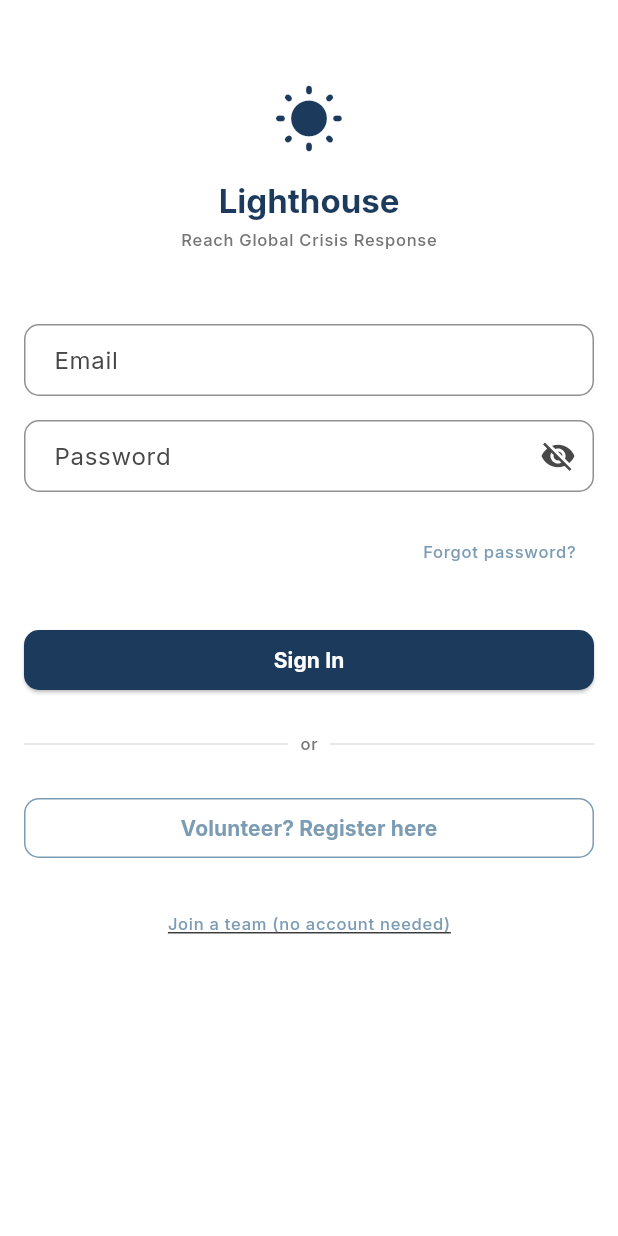
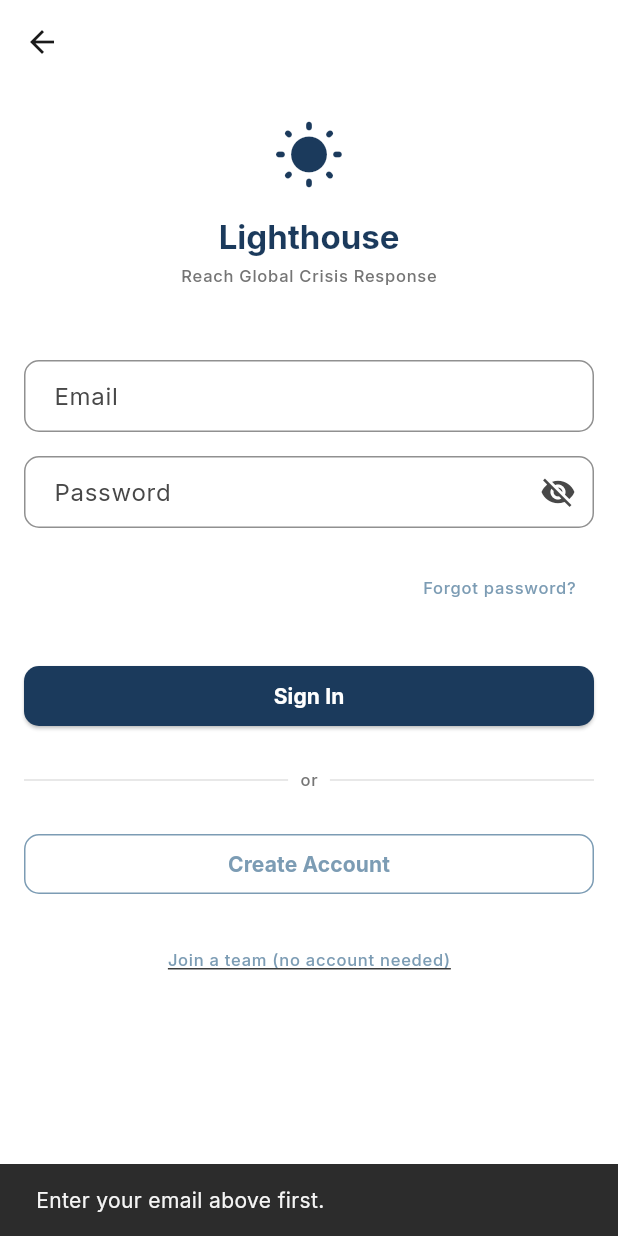
Before and after one commit to DanielMarzari/ReachGlobal, a Flutter app: the LoginScreen screen opened by its route, after a tap on "Forgot password?", on a phone screen of 412 x 824 dp. Run offline on Flutter 3.47's test engine with Material 3 defaults, Android fonts, the phone set to English and light mode, and no system bars; our stand-ins replace fl_chart, go_router, google_fonts, supabase_flutter; accounts and stored records are empty.

Commit message:
Login screen: add back button, rename register CTA, wire forgot password
- Back button (arrow_back) navigates to home — needed since login is reached via context.go()
- "Volunteer? Register here" renamed to "Create Account" and routed to /register
- "Forgot password?" now calls AuthService.resetPassword() with the entered email

Co-Authored-By: Claude Sonnet 4.6 <noreply@anthropic.com>

```diff
--- a/lib/screens/login_screen.dart
+++ b/lib/screens/login_screen.dart
@@ -33,6 +33,30 @@ class _LoginScreenState extends State<LoginScreen> {
     super.dispose();
   }
 
+  Future<void> _handleForgotPassword() async {
+    final email = _emailController.text.trim();
+    if (email.isEmpty) {
+      ScaffoldMessenger.of(context).showSnackBar(
+        const SnackBar(content: Text('Enter your email above first.')),
+      );
+      return;
+    }
+    try {
+      await context.read<AuthService>().resetPassword(email);
+      if (mounted) {
+        ScaffoldMessenger.of(context).showSnackBar(
+          const SnackBar(content: Text('Password reset email sent.')),
+        );
+      }
+    } catch (e) {
+      if (mounted) {
+        ScaffoldMessenger.of(context).showSnackBar(
+          SnackBar(content: Text(e.toString().replaceAll('Exception: ', ''))),
+        );
+      }
+    }
+  }
+
   Future<void> _handleSignIn() async {
     final email = _emailController.text.trim();
     final password = _passwordController.text;
@@ -64,6 +88,14 @@ class _LoginScreenState extends State<LoginScreen> {
         final isWide = constraints.maxWidth > 600;
 
         return Scaffold(
+          appBar: AppBar(
+            backgroundColor: Colors.transparent,
+            elevation: 0,
+            leading: IconButton(
+              icon: const Icon(Icons.arrow_back),
+              onPressed: () => context.go(AppRoutes.home),
+            ),
+          ),
           body: SafeArea(
             child: SingleChildScrollView(
               child: Center(
@@ -78,7 +110,6 @@ class _LoginScreenState extends State<LoginScreen> {
                   child: Column(
                     mainAxisAlignment: MainAxisAlignment.center,
                     children: [
-                      SizedBox(height: AppSpacing.xl),
                       // Logo area
                       Icon(
                         Icons.wb_sunny_rounded,
@@ -154,7 +185,7 @@ class _LoginScreenState extends State<LoginScreen> {
                       Align(
                         alignment: Alignment.centerRight,
                         child: TextButton(
-                          onPressed: _isLoading ? null : () {},
+                          onPressed: _isLoading ? null : _handleForgotPassword,
                           child: Text(
                             'Forgot password?',
                             style: context.textStyles.labelSmall?.copyWith(
@@ -218,11 +249,11 @@ class _LoginScreenState extends State<LoginScreen> {
                       ),
                       SizedBox(height: AppSpacing.lg),
 
-                      // Register button
+                      // Create Account button
                       SizedBox(
                         width: double.infinity,
                         child: OutlinedButton(
-                          onPressed: _isLoading ? null : () => context.go(AppRoutes.volunteerRegister),
+                          onPressed: _isLoading ? null : () => context.go(AppRoutes.register),
                           style: OutlinedButton.styleFrom(
                             side: BorderSide(
                               color: Theme.of(context).colorScheme.primary,
@@ -233,7 +264,7 @@ class _LoginScreenState extends State<LoginScreen> {
                             ),
                           ),
                           child: Text(
-                            'Volunteer? Register here',
+                            'Create Account',
                             style: context.textStyles.labelLarge?.copyWith(
                               fontWeight: FontWeight.bold,
                               color: Theme.of(context).colorScheme.primary,
```
